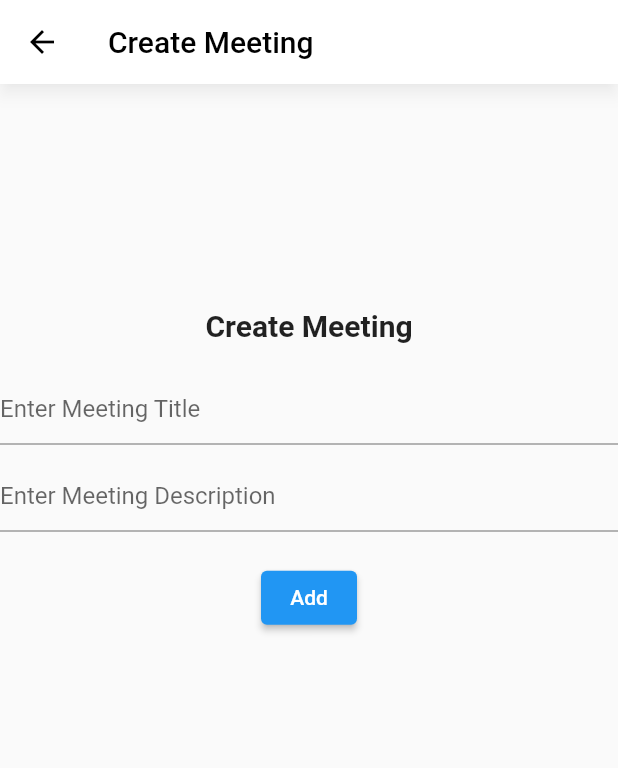
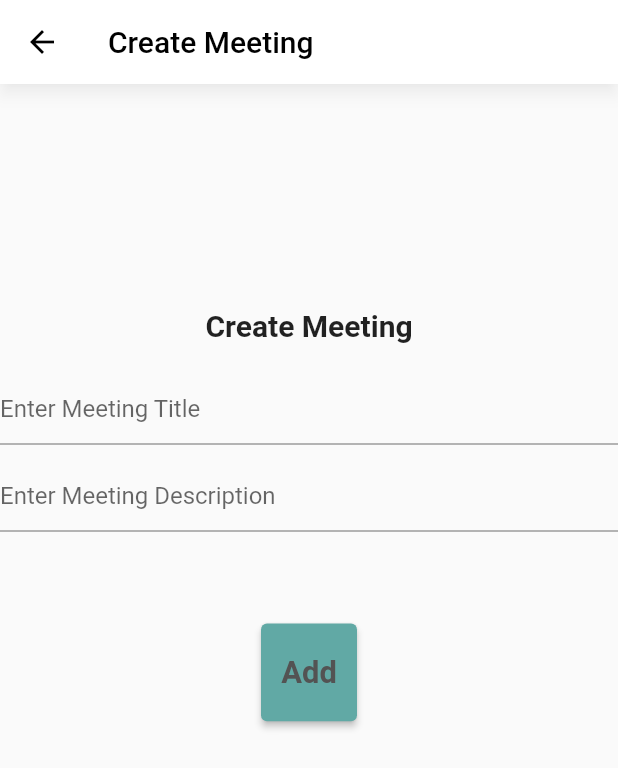
Before and after one commit to SaraAlrabiah/luqiaapp, a Flutter app: the MeetingCreation screen opened directly, on a phone screen of 412 x 824 dp. Shown: the top 768 px of the screen. Run offline on Flutter 3.47's test engine with Material 2 defaults, Android fonts, the phone set to English and light mode, and no system bars; our stand-ins replace avatar_glow, cloud_firestore, firebase_auth, firebase_core, geolocator, get and 4 more; missing offline and left inert: flutter_braintree, highlight_text, pay; accounts and stored records are empty; network calls fail.

```diff
--- a/lib/operation/location_operation.dart
+++ b/lib/operation/location_operation.dart
@@ -29,7 +29,6 @@ class LocationProvider with ChangeNotifier {
   }
 
   initialization() async {
-    print('here3');
     await getUserLocation();
     await setCustomMapPin();
   }
@@ -37,7 +36,7 @@ class LocationProvider with ChangeNotifier {
 getUserLocation() async {
     bool _serviceEnable;
     PermissionStatus _permissionGranted;
-    print('here4');
+
 
 
     _serviceEnable = await location!.serviceEnabled();
--- /dev/null
+++ b/lib/style/button.dart
@@ -0,0 +1,43 @@
+import 'package:flutter/material.dart';
+
+class Button extends StatelessWidget {
+
+
+  Button({@required this.onPressed ,required this.text });
+
+  final String text;
+
+  final  onPressed;
+
+  @override
+  Widget build(BuildContext context) {
+    Size size = MediaQuery.of(context).size;
+    return SizedBox(
+      width: size.width * 0.5,
+      height: size.height * 0.3,
+      child: Column(
+        children: [
+      SizedBox(
+      width: size.width * 0.1,
+        height: size.height * 0.05,),
+          ElevatedButton(
+            style: ElevatedButton.styleFrom(
+              primary: Color.fromRGBO(97,169,165, 1),
+              onPrimary: Color.fromRGBO(	83, 83, 83, 1),
+              // onPrimary: Color(669999),
+              //535353
+              // 61A9A5
+
+              padding: EdgeInsets.symmetric(horizontal: size.width *0.01, vertical: size.width * 0.05),
+              textStyle: TextStyle(
+                  fontSize: size.width *0.05,
+                  fontWeight: FontWeight.bold)),
+            onPressed: onPressed,
+            child: Text(text),)
+        ],
+
+
+      ),
+    );
+  }
+}
--- a/lib/user_interface/current_meeting_detail.dart
+++ b/lib/user_interface/current_meeting_detail.dart
@@ -95,7 +95,7 @@ class _CurrentMeetingDetailState extends State<CurrentMeetingDetail>
                   style: TextStyle(color: Colors.black),
                 ),
                 leading: IconButton(
-                  icon: const Icon(Icons.arrow_back_ios_new_sharp,
+                  icon: const Icon(Icons.arrow_back_ios_outlined,
                       color: Colors.black),
                   tooltip: 'back',
                   onPressed: () {
--- a/lib/user_interface/meeting_creation.dart
+++ b/lib/user_interface/meeting_creation.dart
@@ -6,6 +6,7 @@ import 'package:flutter/material.dart';
 import 'package:luqiaapp/main.dart';
 import 'package:luqiaapp/user_interface/time_page.dart';
 import 'login.dart';
+import 'package:luqiaapp/style/button.dart';
 
 class MeetingCreation extends StatefulWidget {
 
@@ -125,48 +126,9 @@ class _MeetingCreationState extends State<MeetingCreation> with TickerProviderSt
                               return null;
                             },
                           ),
-                         /* Row(
-
-                           children:  [
-                            IconButton(
-
-                              icon: const Icon(Icons.date_range_rounded),
-                              onPressed: () {
-                                Navigator.push(
-                                  context,
-                                  MaterialPageRoute(builder: (context) => const TimePaker ()),
-                                );
-                              },
-                            ),
-                             const Text('Meeting Date', style: TextStyle(
-                                 fontWeight: FontWeight.bold, fontSize: 20.0),),
-                               Text(dateTime.toString(), style: const TextStyle(
-                                 fontWeight: FontWeight.bold, fontSize: 20.0),),
-                           ],
-                          ), Row(
-
-                            children:  [
-                              IconButton(
-
-                                icon: const Icon(Icons.location_on_outlined),
-                                onPressed: () {
-                                  Navigator.push(
-                                    context,
-                                    MaterialPageRoute(builder: (context) => const Setting()),
-                                  );
-                                },
-                              ),
-                              const Text('Meeting Location', style: TextStyle(
-                                  fontWeight: FontWeight.bold, fontSize: 20.0),),
-
-
-                            ],
-                          ),*/
                           const SizedBox(height: 10.0),
                           const SizedBox(height: 10.0),
-                          ElevatedButton(
-                              child: const Text("Add"),
-                              onPressed: () async {
+                          Button(onPressed: () async {
                             _saveForm();
                             if (_MeetingDescriptionController.text.isEmpty ||
                                 _MeetingTitleController.text.isEmpty) {
@@ -174,8 +136,7 @@ class _MeetingCreationState extends State<MeetingCreation> with TickerProviderSt
                             }
 
                             try {
-print('here');
-                                //var meetingId =   MeetingOperation.  createNewMeeting(_GroupActivityController.text,_GroupNameController.text , groupId , email! );
+
                               Navigator.push(
                                   context,
                                   MaterialPageRoute(
@@ -186,7 +147,8 @@ print('here');
                                 print(e);
                               }
                             }
-                              }),
+                          }, text: 'Add')
+
                         ],
                       ),
                     ]),
--- a/lib/user_interface/time_page.dart
+++ b/lib/user_interface/time_page.dart
@@ -113,7 +113,6 @@ class _DatetimePickerWidgetState extends State<DatetimePickerWidget> {
   }
 
   Future<DateTime?> pickDate(BuildContext context) async {
-    //    final initialDate = DateTime.now( );
     final newDate = await showDatePicker(
       context: context,
       initialDate: dateTime,
```
Also changed, not shown: lib/user_interface/group_creation.dart (+5 -5 lines), lib/user_interface/group_detail.dart (+3 -17 lines), lib/user_interface/location.dart (+9 -6 lines), lib/user_interface/user_page.dart (+11 -13 lines), 2 other files. Lines whose indentation alone changed are shown as unchanged.
